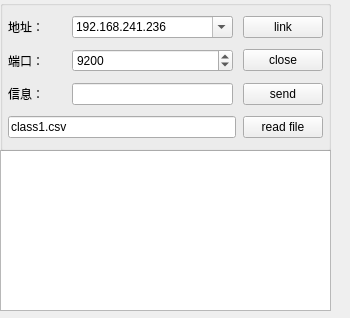
The window that csvLinkServer2.ui (3548848289/SmartDesk) describes before a commit, drawn with Qt 5.
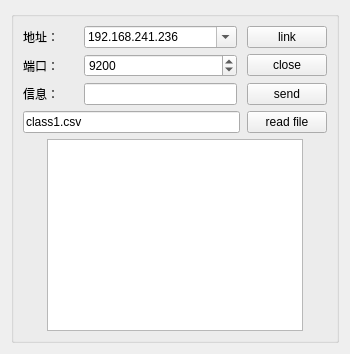
The same window after the commit.

```diff
--- a/csvLinkServer2.ui
+++ b/csvLinkServer2.ui
@@ -10,51 +10,26 @@
     <height>318</height>
    </rect>
   </property>
+  <property name="sizePolicy">
+   <sizepolicy hsizetype="Expanding" vsizetype="Expanding">
+    <horstretch>0</horstretch>
+    <verstretch>0</verstretch>
+   </sizepolicy>
+  </property>
   <property name="windowTitle">
    <string>Form</string>
   </property>
   <property name="styleSheet">
    <string notr="true"/>
   </property>
-  <widget class="QTextBrowser" name="textBrowser">
-   <property name="geometry">
-    <rect>
-     <x>0</x>
-     <y>150</y>
-     <width>331</width>
-     <height>161</height>
-    </rect>
-   </property>
-  </widget>
+  <layout class="QGridLayout" name="gridLayout">
+   <item row="0" column="0">
   <widget class="QGroupBox" name="groupBox">
-   <property name="geometry">
-    <rect>
-     <x>0</x>
-     <y>0</y>
-     <width>331</width>
-     <height>151</height>
-    </rect>
-   </property>
    <property name="title">
     <string/>
    </property>
-   <layout class="QVBoxLayout" name="verticalLayout">
-    <property name="spacing">
-     <number>3</number>
-    </property>
-    <property name="leftMargin">
-     <number>5</number>
-    </property>
-    <property name="topMargin">
-     <number>2</number>
-    </property>
-    <property name="rightMargin">
-     <number>5</number>
-    </property>
-    <property name="bottomMargin">
-     <number>2</number>
-    </property>
-    <item>
+     <layout class="QGridLayout" name="gridLayout_2" rowstretch="1,1,1,1,1">
+      <item row="0" column="0">
      <layout class="QHBoxLayout" name="horizontalLayout_2" stretch="1,3,1">
       <property name="spacing">
        <number>10</number>
@@ -117,7 +92,7 @@
       </item>
      </layout>
     </item>
-    <item>
+      <item row="1" column="0">
      <layout class="QHBoxLayout" name="horizontalLayout_4" stretch="1,3,1">
       <property name="spacing">
        <number>10</number>
@@ -160,7 +135,7 @@
       </item>
      </layout>
     </item>
-    <item>
+      <item row="2" column="0">
      <layout class="QHBoxLayout" name="horizontalLayout" stretch="1,3,1">
       <property name="spacing">
        <number>10</number>
@@ -184,7 +159,7 @@
       </item>
      </layout>
     </item>
-    <item>
+      <item row="3" column="0">
      <layout class="QHBoxLayout" name="horizontalLayout_3" stretch="5,1">
       <property name="spacing">
        <number>7</number>
@@ -208,8 +183,24 @@
       </item>
      </layout>
     </item>
-   </layout>
-  </widget>
+      <item row="4" column="0">
+       <layout class="QHBoxLayout" name="horizontalLayout_5">
+        <item>
+         <widget class="QTextEdit" name="textBrowser">
+          <property name="sizePolicy">
+           <sizepolicy hsizetype="Fixed" vsizetype="Fixed">
+            <horstretch>0</horstretch>
+            <verstretch>0</verstretch>
+           </sizepolicy>
+          </property>
+         </widget>
+        </item>
+       </layout>
+      </item>
+     </layout>
+    </widget>
+   </item>
+  </layout>
  </widget>
  <resources/>
  <connections/>
```
Lines whose indentation alone changed are shown as unchanged.
